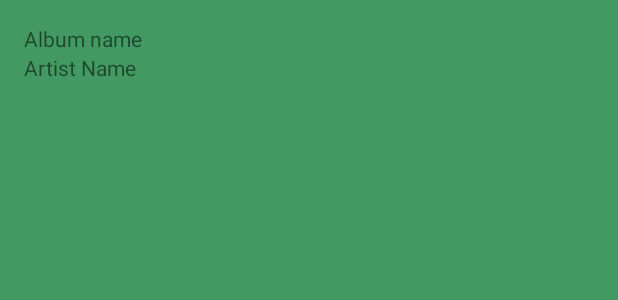
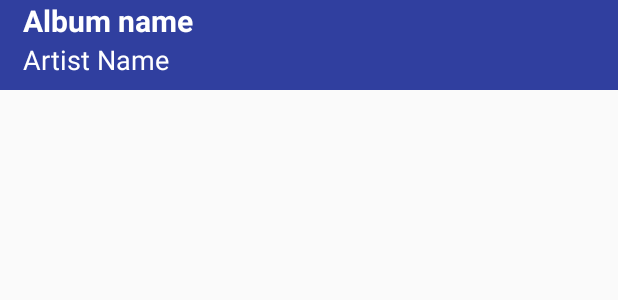
Before and after one commit to GregoryWilusz/ABND_BestMusicApp, an Android app: the layout album_list_item.xml on its own in the app's theme, with its tools: preview values and no code run, on a phone screen of 412 x 824 dp. Shown: the top 300 px of the screen. Run offline under Robolectric (Android 15) with nearby library versions, the light colour scheme and no system bars.

```diff
--- a/app/src/main/res/layout/album_list_item.xml
+++ b/app/src/main/res/layout/album_list_item.xml
@@ -3,21 +3,26 @@
     xmlns:android="http://schemas.android.com/apk/res/android"
     xmlns:tools="http://schemas.android.com/tools"
     android:layout_width="match_parent"
-    android:layout_height="match_parent"
-    android:background="@color/app_background"
-    android:orientation="vertical"
-    android:padding="@dimen/activity_vertical_margin">
+    android:layout_height="@dimen/album_item_height"
+    android:paddingLeft="@dimen/category_item_padding"
+    android:background="@color/colorPrimaryDark"
+    android:orientation="vertical">
 
     <TextView
         android:id="@+id/album_name_text_view"
         android:layout_width="match_parent"
         android:layout_height="wrap_content"
+        android:textColor="@color/song_item_text_color"
+        android:textStyle="bold"
+        android:textSize="@dimen/album_title_text_size"
         tools:text="Album name" />
 
     <TextView
         android:id="@+id/artist_name_text_view"
         android:layout_width="match_parent"
         android:layout_height="wrap_content"
+        android:textColor="@color/song_item_text_color"
+        android:textSize="@dimen/album_artist_text_size"
         tools:text="Artist Name" />
 
 </LinearLayout>
--- a/app/src/main/res/layout/albums_list.xml
+++ b/app/src/main/res/layout/albums_list.xml
@@ -7,7 +7,5 @@ android:layout_width="match_parent"
 android:layout_height="match_parent"
 android:orientation="vertical"
 android:paddingBottom="@dimen/activity_vertical_margin"
-android:paddingLeft="@dimen/activity_horizontal_margin"
-android:paddingRight="@dimen/activity_horizontal_margin"
 android:paddingTop="@dimen/activity_vertical_margin"
-android:gravity="center"/>
+android:gravity="center_vertical"/>
--- a/app/src/main/res/values/colors.xml
+++ b/app/src/main/res/values/colors.xml
@@ -5,4 +5,5 @@
     <color name="colorAccent">#FF4081</color>
     <color name="app_background">#429961</color>
     <color name="category_color">#114b86</color>
+    <color name="song_item_text_color">#ffffff</color>
 </resources>
--- a/app/src/main/res/values/dimens.xml
+++ b/app/src/main/res/values/dimens.xml
@@ -3,7 +3,13 @@
     <dimen name="category_item_height">80dp</dimen>
     <dimen name="category_item_padding">15dp</dimen>
     <dimen name="category_item_margin_top">2dp</dimen>
+
+
+    <dimen name="album_item_height">60dp</dimen>
+    <dimen name="album_title_text_size">20sp</dimen>
+    <dimen name="album_artist_text_size">18sp</dimen>
     <!-- Default screen margins, per the Android Design guidelines. -->
     <dimen name="activity_horizontal_margin">16dp</dimen>
     <dimen name="activity_vertical_margin">16dp</dimen>
+
 </resources>
```
Also changed, not shown: app/src/main/java/com/example/android/bestmusicapp/Album.java (+10 -7 lines), app/src/main/java/com/example/android/bestmusicapp/AlbumAdapter.java (+8 -3 lines), app/src/main/java/com/example/android/bestmusicapp/AlbumsActivity.java (+7 -6 lines).
